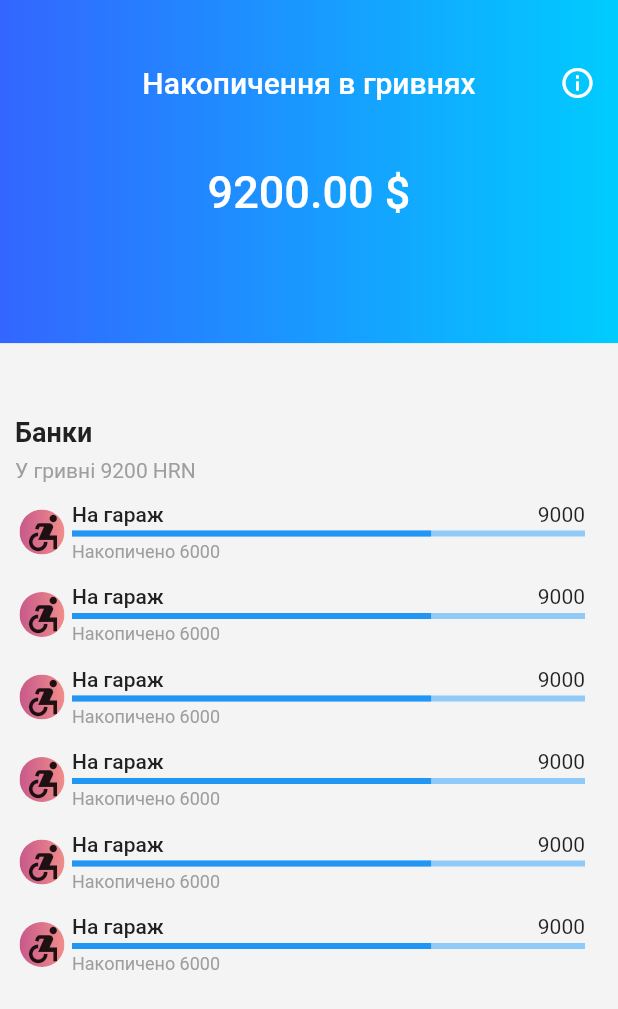
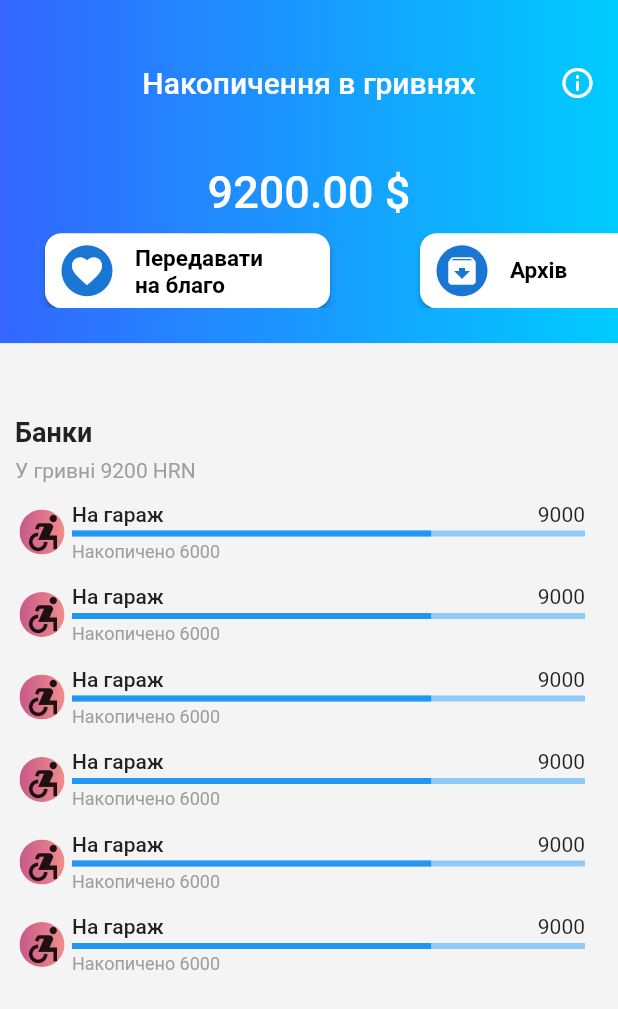
Before and after one commit to leobit-flutter-2021/monobank-app, a Flutter app: the SavingsPage widget shown alone on an empty page, opened directly, on a phone screen of 412 x 824 dp. Shown: the top 1009 px of the screen. Run offline on Flutter 3.47's test engine with Material 2 defaults, Android fonts, the phone set to English and light mode, and no system bars.

Commit message:
added buttons scroller

```diff
--- a/lib/Cashback/cashback.dart
+++ b/lib/Cashback/cashback.dart
@@ -258,9 +258,15 @@ class _CashbackPageState extends State<CashbackPage> {
 
   @override
   Widget build(BuildContext context) {
+    final cashbackList = [
+      {'icon': Icon(Icons.favorite_outlined), 'text': 'Передавати на благо'},
+      {'icon': Icon(Icons.archive), 'text': 'Архів'},
+      {'icon': Icon(Icons.save_alt), 'text': 'Вивести'}
+    ];
     return ScreeNavigationBarBackground(
       child1: _upperBar(),
       child2: _cashback(),
+      buttonsInfo: cashbackList,
     );
   }
 }
--- a/lib/Elements/screens_background.dart
+++ b/lib/Elements/screens_background.dart
@@ -1,18 +1,56 @@
 import 'package:flutter/material.dart';
+import 'package:flutter/rendering.dart';
 
 class ScreeNavigationBarBackground extends StatelessWidget {
   var child1;
 
   var child2;
 
+  List buttonsInfo;
 
-  ScreeNavigationBarBackground({Key? key, this.child1, this.child2}) : super(key: key);
-
+  ScreeNavigationBarBackground(
+      {Key? key, this.child1, this.child2, required this.buttonsInfo})
+      : super(key: key);
 
   @override
   Widget build(BuildContext context) {
     var screenWidth = MediaQuery.of(context).size.width;
     var screenHeigth = MediaQuery.of(context).size.height;
+
+    Widget _buttonItem(buttonInfo) {
+      return Container(
+        decoration: BoxDecoration(borderRadius: BorderRadius.circular(500)),
+        width: 250,
+        height: 150,
+        padding: const EdgeInsets.only(right: 30, left: 30),
+        child: ElevatedButton(
+          style: ButtonStyle(
+            padding: MaterialStateProperty.all<EdgeInsets>(const EdgeInsets.all(8)),
+            backgroundColor: MaterialStateProperty.all<Color>(Colors.white),
+              shape: MaterialStateProperty.all<RoundedRectangleBorder>(
+                  RoundedRectangleBorder(
+                      borderRadius: BorderRadius.circular(11.0),
+                      ))),
+          onPressed: () {},
+          child: Row(
+            children: [
+              CircleAvatar(child: buttonInfo['icon']),
+              Container(
+                  width: 100,
+                  padding: EdgeInsets.only(left: 12),
+                  child: Text(
+                    buttonInfo["text"],
+                    style: const TextStyle(
+                      fontSize: 15,
+                      fontWeight: FontWeight.w600,
+                      color: Colors.black,
+                    ),
+                  )),
+            ],
+          ),
+        ),
+      );
+    }
 
     return Column(
       children: [
@@ -49,7 +87,13 @@ class ScreeNavigationBarBackground extends StatelessWidget {
                   ],
                 ),
                 Container(
-                  //ToDO Here should be scrolling butons
+                  height: 50,
+                  margin: EdgeInsets.only(
+                      top: MediaQuery.of(context).size.height / 5.3),
+                  child: ListView(
+                    scrollDirection: Axis.horizontal,
+                    children: buttonsInfo.map((e) => _buttonItem(e)).toList(),
+                  ),
                 ),
               ],
             )),
--- a/lib/Savings/savings.dart
+++ b/lib/Savings/savings.dart
@@ -189,9 +189,15 @@ class _SavingsPageState extends State<SavingsPage> {
 
   @override
   Widget build(BuildContext context) {
+    final cashbackList = [
+      {'icon': Icon(Icons.favorite_outlined), 'text': 'Передавати на благо'},
+      {'icon': Icon(Icons.archive), 'text': 'Архів'},
+      {'icon': Icon(Icons.save_alt), 'text': 'Вивести'}
+    ];
     return ScreeNavigationBarBackground(
       child1: _upperText(),
       child2: _savingsInfo(),
+      buttonsInfo: cashbackList,
     );
   }
 }
```
